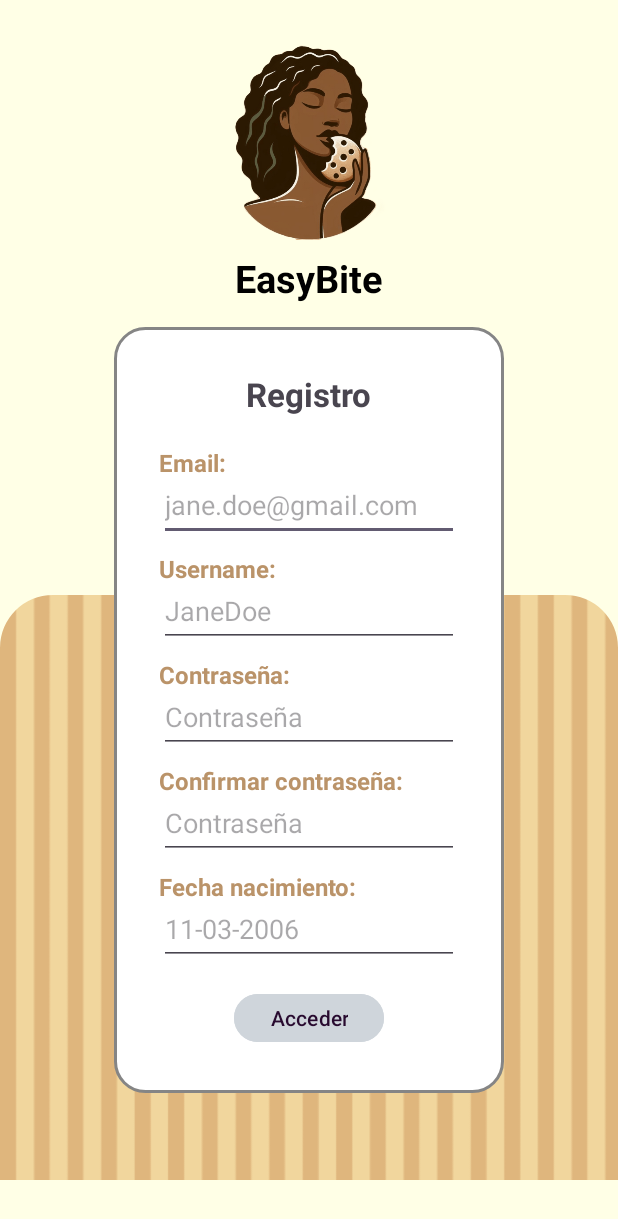
After one commit to ElbaCalvo/EasyBiteApp, an Android app: the RegisterActivity screen opened directly, with no data from a screen before it, on a phone screen of 412 x 824 dp. The commit adds this screen. Shown: the top 1219 px of the screen. Run offline under Robolectric (Android 15) with nearby library versions, the phone set to English and light mode, and no system bars.

Commit message:
Añadido XML de la RegisterScreen y linckeado con la LoginScreen

```diff
--- a/easybite-app/app/src/main/AndroidManifest.xml
+++ b/easybite-app/app/src/main/AndroidManifest.xml
@@ -28,6 +28,11 @@
                 <category android:name="android.intent.category.LAUNCHER" />
             </intent-filter>
         </activity>
+
+        <activity
+            android:name=".RegisterActivity"
+            android:exported="true">
+        </activity>
     </application>
 
 </manifest>
--- a/easybite-app/app/src/main/java/com/example/easybite/LoginActivity.java
+++ b/easybite-app/app/src/main/java/com/example/easybite/LoginActivity.java
@@ -27,7 +27,7 @@ public class LoginActivity extends AppCompatActivity {
     private EditText userEmail;
     private EditText userPassword;
     private Button accessButton;
-    private TextView mainRedirect;
+    private TextView registerRedirect;
     private Context context = this;
     private RequestQueue requestQueue;
     private ProgressBar pb1;
@@ -40,7 +40,7 @@ public class LoginActivity extends AppCompatActivity {
         userEmail = findViewById(R.id.email);
         userPassword = findViewById(R.id.passwd);
         accessButton = findViewById(R.id.access);
-        mainRedirect = findViewById(R.id.register_redirect);
+        registerRedirect = findViewById(R.id.register_redirect);
         pb1 = findViewById(R.id.loadingScreen);
         requestQueue = Volley.newRequestQueue(this);
 
@@ -55,10 +55,10 @@ public class LoginActivity extends AppCompatActivity {
                 }
             }
         });
-        mainRedirect.setOnClickListener(new View.OnClickListener() {
+        registerRedirect.setOnClickListener(new View.OnClickListener() {
             @Override
             public void onClick(View v) {
-                Intent intent = new Intent(context, MainActivity.class);
+                Intent intent = new Intent(context, RegisterActivity.class);
                 startActivity(intent);
             }
         });
--- /dev/null
+++ b/easybite-app/app/src/main/java/com/example/easybite/RegisterActivity.java
@@ -0,0 +1,13 @@
+package com.example.easybite;
+
+import android.os.Bundle;
+
+import androidx.appcompat.app.AppCompatActivity;
+
+public class RegisterActivity  extends AppCompatActivity {
+    @Override
+    protected void onCreate(Bundle savedInstanceState) {
+        super.onCreate(savedInstanceState);
+        setContentView(R.layout.activity_register);
+    }
+}
--- /dev/null
+++ b/easybite-app/app/src/main/res/layout/activity_register.xml
@@ -0,0 +1,219 @@
+<?xml version="1.0" encoding="utf-8"?>
+<ScrollView xmlns:android="http://schemas.android.com/apk/res/android"
+    xmlns:app="http://schemas.android.com/apk/res-auto"
+    xmlns:tools="http://schemas.android.com/tools"
+    android:id="@+id/scrollView"
+    android:layout_width="match_parent"
+    android:layout_height="match_parent"
+    android:fillViewport="true"
+    android:background="#FFFFE6">
+
+    <androidx.constraintlayout.widget.ConstraintLayout
+        android:layout_width="match_parent"
+        android:layout_height="wrap_content">
+
+        <ProgressBar
+            android:id="@+id/loadingScreen"
+            android:layout_width="150dp"
+            android:layout_height="wrap_content"
+            android:visibility="invisible"
+            app:layout_constraintBottom_toBottomOf="parent"
+            app:layout_constraintEnd_toEndOf="parent"
+            app:layout_constraintStart_toStartOf="parent"
+            app:layout_constraintTop_toTopOf="parent" />
+
+        <ImageView
+            android:id="@+id/logo"
+            android:layout_width="130dp"
+            android:layout_height="130dp"
+            android:layout_marginTop="30dp"
+            android:src="@drawable/logo"
+            app:layout_constraintBottom_toTopOf="@id/app_name"
+            app:layout_constraintEnd_toEndOf="parent"
+            app:layout_constraintStart_toStartOf="parent"
+            app:layout_constraintTop_toTopOf="parent" />
+
+        <TextView
+            android:id="@+id/app_name"
+            android:layout_width="wrap_content"
+            android:layout_height="wrap_content"
+            android:layout_marginTop="8dp"
+            android:text="EasyBite"
+            android:textColor="#000000"
+            android:textSize="25sp"
+            android:textStyle="bold"
+            app:layout_constraintEnd_toEndOf="parent"
+            app:layout_constraintStart_toStartOf="parent"
+            app:layout_constraintTop_toBottomOf="@id/logo" />
+
+        <com.google.android.material.imageview.ShapeableImageView
+            android:id="@+id/stripes"
+            android:layout_width="match_parent"
+            android:layout_height="390dp"
+            android:layout_marginTop="156dp"
+            android:scaleType="centerCrop"
+            android:src="@drawable/stripes"
+            app:layout_constraintBottom_toBottomOf="parent"
+            app:layout_constraintEnd_toEndOf="parent"
+            app:layout_constraintStart_toStartOf="parent"
+            app:layout_constraintTop_toBottomOf="@id/app_name"
+            app:shapeAppearanceOverlay="@style/ImageView.RoundedTopCorners" />
+
+        <androidx.constraintlayout.widget.ConstraintLayout
+            android:id="@+id/box"
+            android:layout_width="wrap_content"
+            android:layout_height="wrap_content"
+            android:layout_marginStart="50dp"
+            android:layout_marginTop="15dp"
+            android:layout_marginEnd="50dp"
+            android:background="@drawable/login_register_border_style"
+            app:layout_constraintEnd_toEndOf="parent"
+            app:layout_constraintStart_toStartOf="parent"
+            app:layout_constraintTop_toBottomOf="@id/app_name">
+
+            <TextView
+                android:id="@+id/text4"
+                android:layout_width="wrap_content"
+                android:layout_height="wrap_content"
+                android:text="Registro"
+                android:textSize="22sp"
+                android:textStyle="bold"
+                app:layout_constraintEnd_toEndOf="parent"
+                app:layout_constraintStart_toStartOf="parent"
+                app:layout_constraintTop_toTopOf="@id/box" />
+
+            <TextView
+                android:id="@+id/email_label"
+                android:layout_width="wrap_content"
+                android:layout_height="wrap_content"
+                android:layout_marginTop="20dp"
+                android:text="Email:"
+                android:textColor="#ba9369"
+                android:textSize="16sp"
+                android:textStyle="bold"
+                app:layout_constraintStart_toStartOf="@+id/email"
+                app:layout_constraintTop_toBottomOf="@+id/text4"
+                tools:ignore="MissingConstraints" />
+
+            <EditText
+                android:id="@+id/email"
+                android:layout_width="200dp"
+                android:layout_height="48dp"
+                android:layout_marginTop="15dp"
+                android:autofillHints="emailAddress"
+                android:hint="jane.doe@gmail.com"
+                android:inputType="textEmailAddress"
+                app:layout_constraintEnd_toEndOf="parent"
+                app:layout_constraintStart_toStartOf="parent"
+                app:layout_constraintTop_toTopOf="@+id/email_label" />
+
+            <TextView
+                android:id="@+id/username_label"
+                android:layout_width="wrap_content"
+                android:layout_height="wrap_content"
+                android:layout_marginTop="7dp"
+                android:text="Username:"
+                android:textColor="#ba9369"
+                android:textSize="16sp"
+                android:textStyle="bold"
+                app:layout_constraintStart_toStartOf="@+id/email"
+                app:layout_constraintTop_toBottomOf="@+id/email"
+                tools:ignore="MissingConstraints" />
+
+            <EditText
+                android:id="@+id/username"
+                android:layout_width="200dp"
+                android:layout_height="48dp"
+                android:layout_marginTop="15dp"
+                android:autofillHints="emailAddress"
+                android:hint="JaneDoe"
+                android:inputType="textEmailAddress"
+                app:layout_constraintEnd_toEndOf="parent"
+                app:layout_constraintStart_toStartOf="parent"
+                app:layout_constraintTop_toTopOf="@+id/username_label" />
+
+            <TextView
+                android:id="@+id/password_label"
+                android:layout_width="wrap_content"
+                android:layout_height="wrap_content"
+                android:layout_marginTop="7dp"
+                android:text="Contraseña:"
+                android:textColor="#ba9369"
+                android:textSize="16sp"
+                android:textStyle="bold"
+                app:layout_constraintStart_toStartOf="@+id/username"
+                app:layout_constraintTop_toBottomOf="@+id/username" />
+
+            <EditText
+                android:id="@+id/password"
+                android:layout_width="200dp"
+                android:layout_height="48dp"
+                android:layout_marginTop="15dp"
+                android:autofillHints="password"
+                android:hint="Contraseña"
+                android:inputType="textPassword"
+                app:layout_constraintEnd_toEndOf="parent"
+                app:layout_constraintStart_toStartOf="parent"
+                app:layout_constraintTop_toTopOf="@+id/password_label" />
+
+            <TextView
+                android:id="@+id/password_label2"
+                android:layout_width="wrap_content"
+                android:layout_height="wrap_content"
+                android:layout_marginTop="7dp"
+                android:text="Confirmar contraseña:"
+                android:textColor="#ba9369"
+                android:textSize="16sp"
+                android:textStyle="bold"
+                app:layout_constraintStart_toStartOf="@+id/password"
+                app:layout_constraintTop_toBottomOf="@+id/password" />
+
+            <EditText
+                android:id="@+id/password2"
+                android:layout_width="200dp"
+                android:layout_height="48dp"
+                android:layout_marginTop="15dp"
+                android:autofillHints="password"
+                android:hint="Contraseña"
+                android:inputType="textPassword"
+                app:layout_constraintEnd_toEndOf="parent"
+                app:layout_constraintStart_toStartOf="parent"
+                app:layout_constraintTop_toTopOf="@+id/password_label2" />
+
+            <TextView
+                android:id="@+id/birthdate_label"
+                android:layout_width="wrap_content"
+                android:layout_height="wrap_content"
+                android:layout_marginTop="7dp"
+                android:text="Fecha nacimiento:"
+                android:textColor="#ba9369"
+                android:textSize="16sp"
+                android:textStyle="bold"
+                app:layout_constraintStart_toStartOf="@+id/password2"
+                app:layout_constraintTop_toBottomOf="@+id/password2" />
+
+            <EditText
+                android:id="@+id/birthdate"
+                android:layout_width="200dp"
+                android:layout_height="48dp"
+                android:layout_marginTop="15dp"
+                android:hint="11-03-2006"
+                android:inputType="textPassword"
+                app:layout_constraintEnd_toEndOf="parent"
+                app:layout_constraintStart_toStartOf="parent"
+                app:layout_constraintTop_toTopOf="@+id/birthdate_label" />
+
+            <Button
+                android:id="@+id/access"
+                android:layout_width="wrap_content"
+                android:layout_height="40dp"
+                android:layout_marginTop="15dp"
+                android:backgroundTint="#cfd5db"
+                android:text="Acceder"
+                android:textColor="#280A2F"
+                app:layout_constraintEnd_toEndOf="parent"
+                app:layout_constraintStart_toStartOf="parent"
+                app:layout_constraintTop_toBottomOf="@+id/birthdate" />
+        </androidx.constraintlayout.widget.ConstraintLayout>
+    </androidx.constraintlayout.widget.ConstraintLayout>
+</ScrollView>
```
Also changed, not shown: 1 other file.
